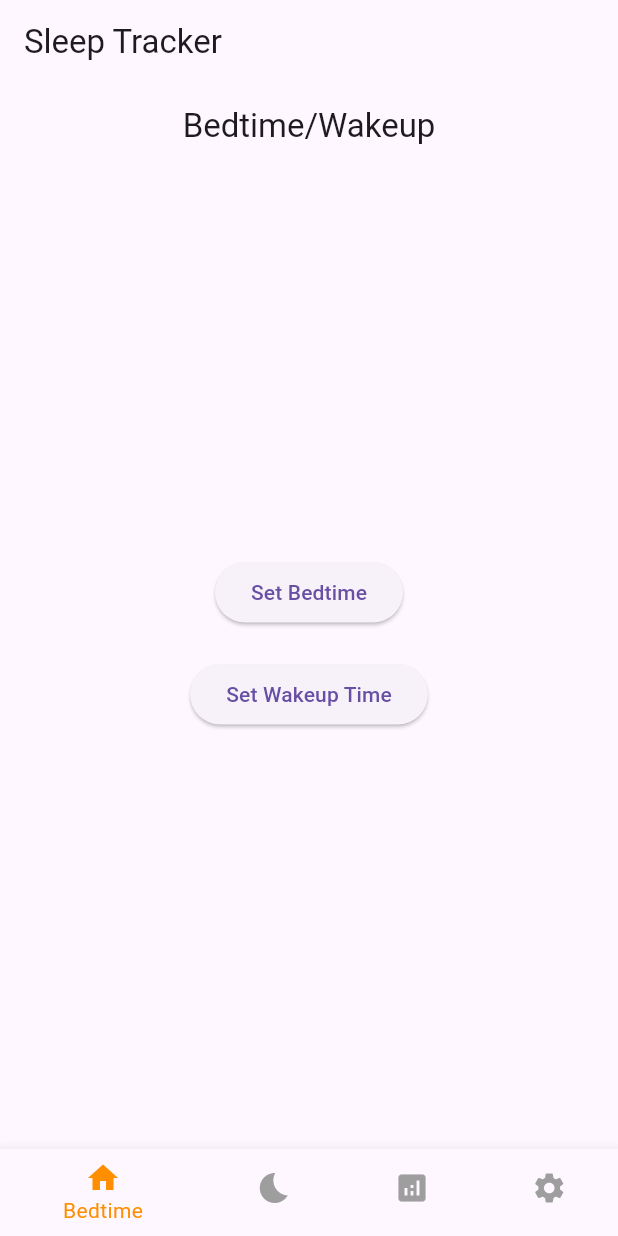
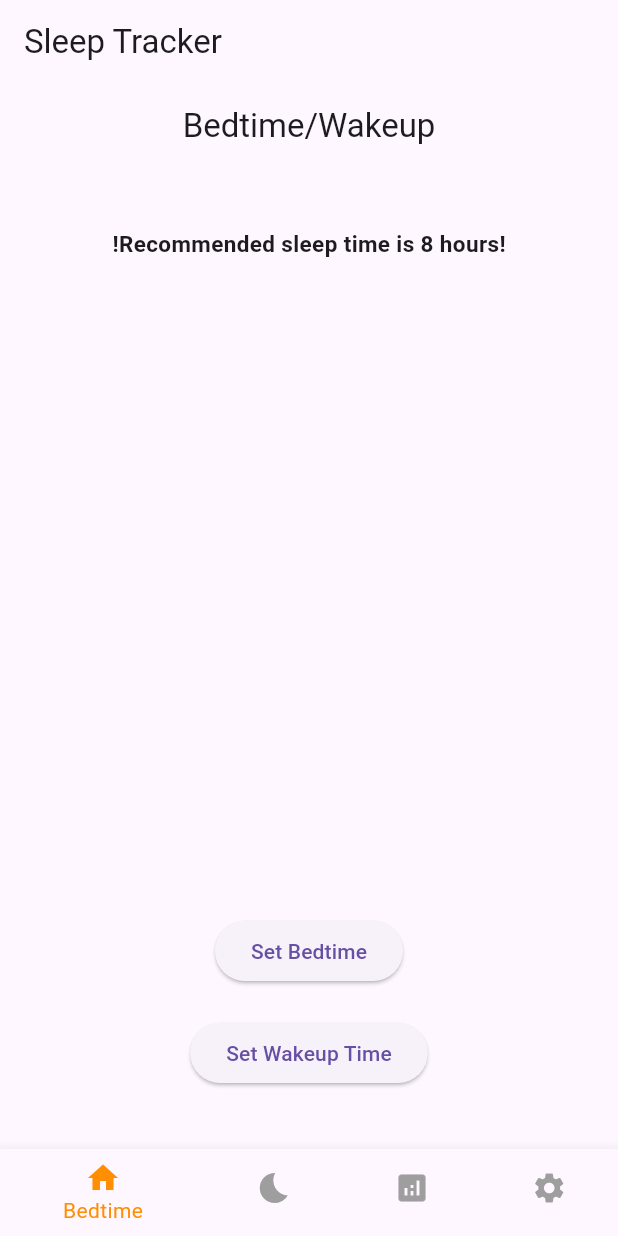
Before and after one commit to ellaMyler/Bedtime_Buddy, a Flutter app: the screen it shows after launch, on a phone screen of 412 x 824 dp. Run offline on Flutter 3.47's test engine with Material 3 defaults, Android fonts, the phone set to English and light mode, and no system bars; our stand-ins replace firebase_core, firebase_database; accounts and stored records are empty.

Commit message:
Update bedtime_page.dart
Improved format and added recommended sleep time text.

```diff
--- a/lib/bedtime_page.dart
+++ b/lib/bedtime_page.dart
@@ -1,7 +1,5 @@
 import 'package:flutter/material.dart';
 import 'package:sleep_tracker/database.dart';
-
-//Bed Time Page
 
 class BedtimePage extends StatefulWidget {
   const BedtimePage({Key? key}) : super(key: key);
@@ -12,58 +10,84 @@ class BedtimePage extends StatefulWidget {
 
 class _BedtimePageState extends State<BedtimePage> {
   TimeOfDay? bedtime;
-
   DateTime? bedtimeDay;
-
   TimeOfDay? wakeupTime;
-
   DateTime? wakeupTimeDay;
 
   @override
   Widget build(BuildContext context) {
     return Scaffold(
       appBar: AppBar(
-        title: Text('Bedtime/Wakeup'),
+        title: const Text('Bedtime/Wakeup'),
         centerTitle: true,
       ),
-      body: Center(
+      body: Column(
+        crossAxisAlignment: CrossAxisAlignment.stretch,
+        children: <Widget>[
+          const Align(
+            alignment: Alignment.topCenter,
+            child: Padding(
+              padding: EdgeInsets.only(top: 40.0),
+              child: Text(
+                  '!Recommended sleep time is 8 hours!',
+                style: TextStyle(
+                  fontWeight: FontWeight.bold,
+                  fontSize: 15,
+                )
+              ),
+
+            ),
+          ),
+          const Expanded(
+            child: SizedBox(),
+          ),
+          Align(
+            alignment: Alignment.bottomCenter,
             child: Column(
-          mainAxisAlignment: MainAxisAlignment.center,
-          children: <Widget>[
+              mainAxisAlignment: MainAxisAlignment.end,
+              children: [
                 ElevatedButton(
                   onPressed: () {
                     _selectTime(true);
                   },
-              child: Text('Set Bedtime'),
+                  child: const Text('Set Bedtime'),
                 ),
-            SizedBox(height: 20),
+                const SizedBox(height: 20),
                 ElevatedButton(
                   onPressed: () {
                     _selectTime(false);
                   },
-              child: Text('Set Wakeup Time'),
+                  child: const Text('Set Wakeup Time'),
                 ),
-            SizedBox(height: 20),
+                const SizedBox(height: 20),
                 bedtime != null && wakeupTime != null
                     ? Column(
                     children: [
-                Text('Bedtime: ${_formatTime(bedtime!)} on ${_formatDate(bedtimeDay!)}'),
-                Text('Wakeup Time: ${_formatTime(wakeupTime!)} on ${_formatDate(wakeupTimeDay!)}'),
                       Text(
-                    'You will sleep for ${_calculateSleepDuration(bedtime!, wakeupTime!,bedtimeDay!, wakeupTimeDay!)}'),
+                          'Bedtime: ${_formatTime(bedtime!)} on ${_formatDate(bedtimeDay!)}'),
+                      Text(
+                          'Wakeup Time: ${_formatTime(wakeupTime!)} on ${_formatDate(wakeupTimeDay!)}'),
+                      Text(
+                          'You will sleep for ${_calculateSleepDuration(bedtime!, wakeupTime!, bedtimeDay!, wakeupTimeDay!)}'),
+                      const SizedBox(height: 20),
                       ElevatedButton(
                         onPressed: () {
                           _showConfirmationDialog();
-                    sendBedtime('Bedtime', bedtimeDay.toString(), bedtime.toString());
-                    sendBedtime('WakeupTime', wakeupTimeDay.toString(), wakeupTime.toString());
+                          sendBedtime('Bedtime',
+                              bedtimeDay.toString(), bedtime.toString());
+                          sendBedtime('WakeupTime',
+                              wakeupTimeDay.toString(), wakeupTime.toString());
                       },
-                  child: Text('Confirm'),
+                      child: const Text('Confirm'),
+                    ),
+                    const SizedBox(height: 40),
+                  ],
+                )
+                    : const SizedBox(height: 20),
+              ],
+            ),
           ),
         ],
-            )
-                : Container(),
-          ],
-        ),
       ),
     );
   }
@@ -73,7 +97,7 @@ class _BedtimePageState extends State<BedtimePage> {
       context: context,
       initialDate: DateTime.now(),
       firstDate: DateTime.now(),
-      lastDate: DateTime.now().add(Duration(days: 7)),
+      lastDate: DateTime.now().add(const Duration(days: 7)),
     );
 
     if (pickedDate != null) {
@@ -107,7 +131,7 @@ class _BedtimePageState extends State<BedtimePage> {
       context: context,
       builder: (BuildContext context) {
         return AlertDialog(
-          title: Text('Confirmation'),
+          title: const Text('Confirmation'),
           content: Column(
             mainAxisSize: MainAxisSize.min,
             crossAxisAlignment: CrossAxisAlignment.start,
@@ -121,7 +145,7 @@ class _BedtimePageState extends State<BedtimePage> {
               onPressed: () {
                 Navigator.of(context).pop();
               },
-              child: Text('Close'),
+              child: const Text('Close'),
             ),
           ],
         );
@@ -149,7 +173,7 @@ class _BedtimePageState extends State<BedtimePage> {
 
     // Add 1 day to wakeup time if it's before bedtime
     if (wakeupDateTime.isBefore(bedtimeDateTime)) {
-      wakeupDateTime.add(Duration(days: 1));
+      wakeupDateTime.add(const Duration(days: 1));
     }
 
     final duration = wakeupDateTime.difference(bedtimeDateTime);
@@ -202,11 +226,11 @@ class _TimeOfDayDialogState extends State<TimeOfDayDialog> {
         mainAxisSize: MainAxisSize.min,
         children: [
           ListTile(
-            title: Text('Select Date'),
+            title: const Text('Select Date'),
             subtitle: Text('${_formatDate(widget.pickedDate)}'),
           ),
           ListTile(
-            title: Text('Select Time'),
+            title: const Text('Select Time'),
             trailing: TextButton(
               onPressed: () async {
                 final TimeOfDay? picked = await showTimePicker(
@@ -235,13 +259,13 @@ class _TimeOfDayDialogState extends State<TimeOfDayDialog> {
           onPressed: () {
             Navigator.of(context).pop();
           },
-          child: Text('Cancel'),
+          child: const Text('Cancel'),
         ),
         TextButton(
           onPressed: () {
             Navigator.of(context).pop(_selectedTime);
           },
-          child: Text('OK'),
+          child: const Text('OK'),
         ),
       ],
     );
```
Lines whose indentation alone changed are shown as unchanged.
